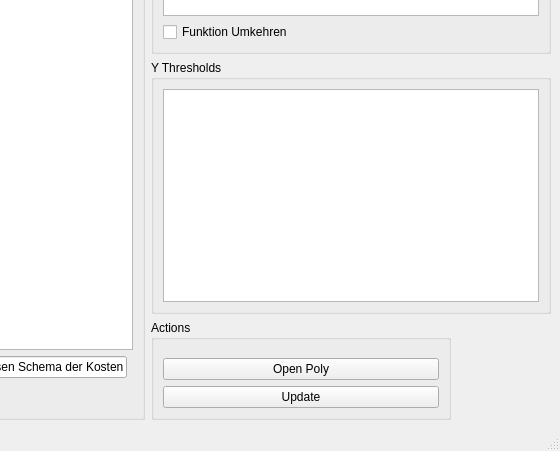
The window that Graphitty/mainview.ui (ultradr3mer/Graphitty) describes before a commit, drawn with Qt 5; both pictures show x 668 to 1228 and y 233 to 684 of the 1228 by 684 pixel window.
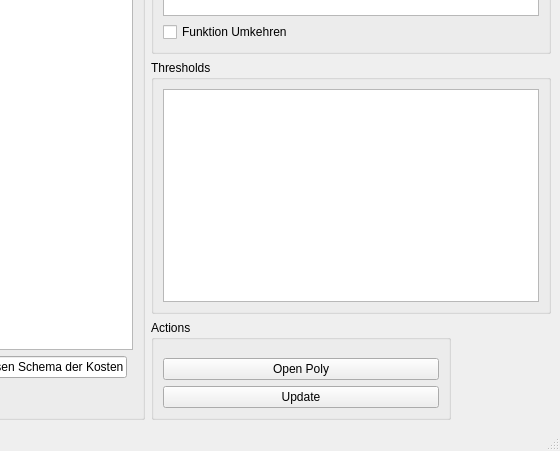
The same window after the commit. Custom widgets are drawn as their Qt base class.

Commit message: Thresholds always y

Diff of the .ui file:
```diff
--- a/Graphitty/mainview.ui
+++ b/Graphitty/mainview.ui
@@ -214,7 +214,7 @@
        </size>
       </property>
       <property name="title">
-       <string>Y Thresholds</string>
+       <string>Thresholds</string>
       </property>
       <layout class="QGridLayout" name="gridLayout_4">
        <item row="0" column="0">
```
Left out of the diff: 2 changed lines with no effect on the pictures. The commit also changes 2 other files.
